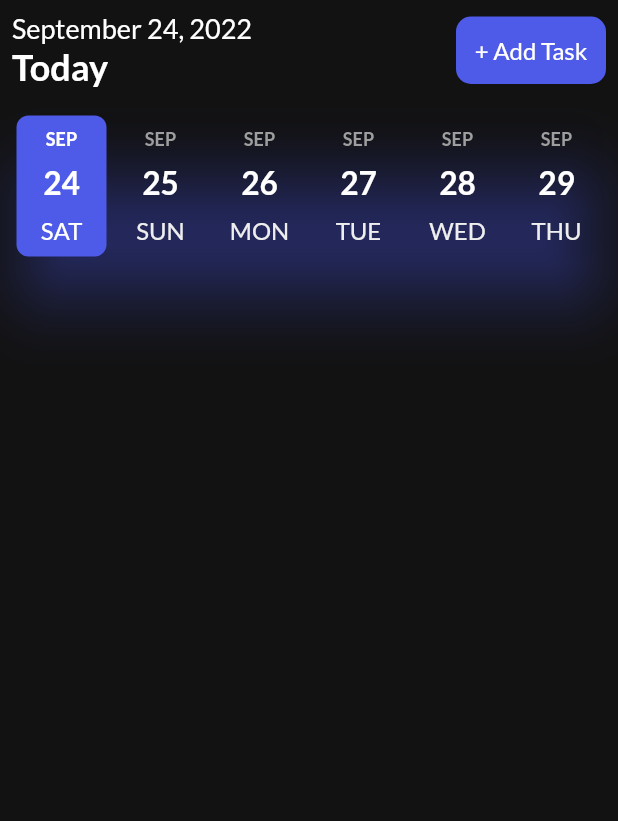
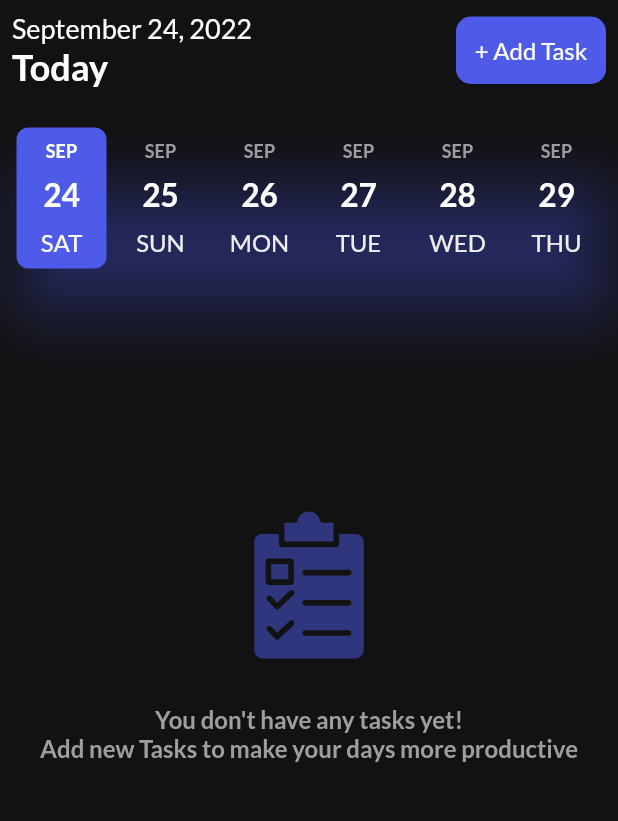
Before and after one commit to MinaFaried3/Time-To-Do, a Flutter app: the screen it shows after launch, on a phone screen of 412 x 824 dp, the part 84-905 px from its top. Run offline on Flutter 3.47's test engine with Material 2 defaults, Android fonts, the phone set to English and light mode, and no system bars; drawn by our look-alikes of date_picker_timeline; our stand-ins replace equatable, flutter_local_notifications, flutter_native_timezone, flutter_staggered_animations, flutter_svg, get and 6 more; accounts and stored records are empty.

Commit message:
show tasks based on specific date

```diff
--- a/lib/core/utils/global/notification/notification_service.dart
+++ b/lib/core/utils/global/notification/notification_service.dart
@@ -13,10 +13,10 @@ import 'package:todo_clean_architecture/data/model/task_model.dart';
 import '../../../../presentation/screens/notification_screen.dart';
 
 class NotificationService extends Equatable {
-  FlutterLocalNotificationsPlugin flutterLocalNotificationsPlugin =
+  final FlutterLocalNotificationsPlugin flutterLocalNotificationsPlugin =
       FlutterLocalNotificationsPlugin();
 
-  String selectedNotificationPayload = '';
+  final String selectedNotificationPayload = '';
 
   final BehaviorSubject<String> selectNotificationSubject =
       BehaviorSubject<String>();
@@ -57,7 +57,9 @@ class NotificationService extends Equatable {
     printK('doing test');
     var androidPlatformChannelSpecifics = const AndroidNotificationDetails(
         'your channel id', 'your channel name',
-        importance: Importance.max, priority: Priority.high);
+        channelDescription: 'your channel description',
+        importance: Importance.max,
+        priority: Priority.high);
     var iOSPlatformChannelSpecifics = const IOSNotificationDetails();
     var platformChannelSpecifics = NotificationDetails(
         android: androidPlatformChannelSpecifics,
@@ -79,8 +81,9 @@ class NotificationService extends Equatable {
       //tz.TZDateTime.now(tz.local).add(const Duration(seconds: 5)),
       _nextInstanceOfTenAM(hour, minutes),
       const NotificationDetails(
-        android:
-            AndroidNotificationDetails('your channel id', 'your channel name'),
+        android: AndroidNotificationDetails(
+            'your channel id', 'your channel name',
+            channelDescription: 'your channel description'),
       ),
       androidAllowWhileIdle: true,
       uiLocalNotificationDateInterpretation:
@@ -166,5 +169,6 @@ class NotificationService extends Equatable {
   }
 
   @override
-  List<Object> get props => [selectNotificationSubject];
+  List<Object> get props =>
+      [selectNotificationSubject, selectedNotificationPayload];
 }
--- a/lib/presentation/components/home_screen_widgets/date_piker_bar.dart
+++ b/lib/presentation/components/home_screen_widgets/date_piker_bar.dart
@@ -1,7 +1,10 @@
 import 'package:date_picker_timeline/date_picker_widget.dart';
 import 'package:flutter/material.dart';
+import 'package:get/get.dart';
 import 'package:get/get_core/src/get_main.dart';
 import 'package:get/get_navigation/get_navigation.dart';
+import 'package:todo_clean_architecture/core/services/service_locator.dart';
+import 'package:todo_clean_architecture/presentation/controller/task_controller.dart';
 
 class DatePikerBar extends StatefulWidget {
   const DatePikerBar({Key? key}) : super(key: key);
@@ -11,9 +14,9 @@ class DatePikerBar extends StatefulWidget {
 }
 
 class _DatePikerBarState extends State<DatePikerBar> {
+  TaskController taskController = Get.put(getIt<TaskController>());
   @override
   Widget build(BuildContext context) {
-    var selectedDate = DateTime.now();
     return StatefulBuilder(
       builder: (context, state) => PhysicalModel(
         borderRadius: BorderRadius.circular(20),
@@ -23,20 +26,18 @@ class _DatePikerBarState extends State<DatePikerBar> {
             ? Theme.of(context).primaryColor
             : Theme.of(context).scaffoldBackgroundColor,
         child: DatePicker(
-          selectedDate,
+          DateTime.now(),
           height: 100,
           width: 60,
-          initialSelectedDate: selectedDate,
+          initialSelectedDate: taskController.selectedDate,
           selectedTextColor: Colors.white,
           deactivatedColor: Colors.black,
           selectionColor: Theme.of(context).primaryColor,
           dayTextStyle: Theme.of(context).textTheme.bodyText2!,
           dateTextStyle: Theme.of(context).textTheme.headline4!,
           monthTextStyle: Theme.of(context).textTheme.subtitle2!,
-          onDateChange: (newDate) {
-            state(() {
-              // selectedDate = newDate;
-            });
+          onDateChange: (newDate) async {
+            await taskController.changeSelectedDate(newDate);
           },
         ),
       ),
--- a/lib/presentation/components/home_screen_widgets/no_task.dart
+++ b/lib/presentation/components/home_screen_widgets/no_task.dart
@@ -45,7 +45,7 @@ class NoTasks extends StatelessWidget {
                       height: 50,
                     )
                   : const SizedBox(
-                      height: 100,
+                      height: 200,
                     ),
             ],
           ),
--- a/lib/presentation/components/home_screen_widgets/show_tasks.dart
+++ b/lib/presentation/components/home_screen_widgets/show_tasks.dart
@@ -4,10 +4,11 @@ import 'package:get/get.dart';
 import 'package:get/get_core/src/get_main.dart';
 import 'package:intl/intl.dart';
 import 'package:todo_clean_architecture/core/services/service_locator.dart';
-import 'package:todo_clean_architecture/data/model/task_model.dart';
+import 'package:todo_clean_architecture/presentation/components/home_screen_widgets/no_task.dart';
 import 'package:todo_clean_architecture/presentation/components/task_tile.dart';
 
 import '../../../core/utils/global/notification/notification_service.dart';
+import '../../../data/model/task_model.dart';
 import '../../controller/task_controller.dart';
 import 'bottom_sheet.dart';
 
@@ -19,7 +20,7 @@ class ShowTasks extends StatefulWidget {
 }
 
 class _ShowTasksState extends State<ShowTasks> {
-  final TaskController taskController = Get.put(getIt<TaskController>());
+  TaskController taskController = Get.put(getIt<TaskController>());
 
   late NotificationService notificationService;
   @override
@@ -33,23 +34,24 @@ class _ShowTasksState extends State<ShowTasks> {
   @override
   Widget build(BuildContext context) {
     var themes = Theme.of(context);
-    late DateTime date;
-    late int minute;
-    late int hour;
-    late TaskModel task;
-    return Obx(() => ListView.builder(
+    return Obx(() {
+      if (taskController.tasks.isEmpty) {
+        return const NoTasks();
+      } else {
+        return ListView.builder(
           physics: const NeverScrollableScrollPhysics(),
           shrinkWrap: true,
           itemBuilder: (context, index) {
-            task = taskController.tasks[index];
-            date = DateFormat.jm().parse(task.startTime!);
-            hour = int.parse(
+            TaskModel task = taskController.tasks[index];
+            DateTime date = DateFormat.jm().parse(task.startTime!);
+            int hour = int.parse(
                 DateFormat("HH:mm").format(date).toString().split(':')[0]);
-            minute = int.parse(
+            int minute = int.parse(
                 DateFormat("HH:mm").format(date).toString().split(':')[1]);
-            // printK(" hour is $hour minute is $minute");
-
             notificationService.scheduledNotification(hour, minute, task);
+            if (task.date ==
+                    DateFormat.yMd().format(taskController.selectedDate) ||
+                task.repeat == 'Daily') {
               return AnimationConfiguration.staggeredList(
                 position: index,
                 duration: const Duration(milliseconds: 1200),
@@ -65,8 +67,13 @@ class _ShowTasksState extends State<ShowTasks> {
                   ),
                 ),
               );
+            } else {
+              return SizedBox();
+            }
           },
           itemCount: taskController.tasks.length,
-        ));
+        );
+      }
+    });
   }
 }
--- a/lib/presentation/controller/task_controller.dart
+++ b/lib/presentation/controller/task_controller.dart
@@ -18,6 +18,7 @@ class TaskController extends GetxController {
 
   Future<void> getTasks() async {
     List<Map<String, dynamic>> result = await _getQueryUseCase();
+
     tasks.assignAll(result.map((e) => TaskModel.fromJson(e)).toList());
   }
 
@@ -45,6 +46,7 @@ class TaskController extends GetxController {
     );
 
     int result = await _insertTaskUseCase(task);
+
     await getTasks();
     return result;
   }
@@ -60,4 +62,10 @@ class TaskController extends GetxController {
     await getTasks();
     return result;
   }
+
+  DateTime selectedDate = DateTime.now();
+  Future<void> changeSelectedDate(DateTime newDate) async {
+    selectedDate = newDate;
+    await getTasks();
+  }
 }
--- a/lib/presentation/screens/add_task_screen.dart
+++ b/lib/presentation/screens/add_task_screen.dart
@@ -271,7 +271,6 @@ class _AddTaskScreenState extends State<AddTaskScreen> {
                                 padding: const EdgeInsets.all(10),
                               );
                             }
-                            // Get.back();
                           })
                     ],
                   )
--- a/lib/presentation/screens/home_screen.dart
+++ b/lib/presentation/screens/home_screen.dart
@@ -19,6 +19,7 @@ class HomeScreen extends StatefulWidget {
 
 class _HomeScreenState extends State<HomeScreen> {
   final TaskController taskController = Get.put(getIt<TaskController>());
+
   @override
   void initState() {
     super.initState();
@@ -40,23 +41,37 @@ class _HomeScreenState extends State<HomeScreen> {
           },
         ),
       ),
-      body: Padding(
-        padding: const EdgeInsets.all(8.0),
-        child: SingleChildScrollView(
-          physics: const BouncingScrollPhysics(),
+      body: RefreshIndicator(
+        onRefresh: () async {
+          await taskController.getTasks();
+        },
+        color: Theme.of(context).primaryColor,
+        backgroundColor: Theme.of(context).scaffoldBackgroundColor,
+        child: Stack(
+          children: [
+            SingleChildScrollView(
+              physics: const AlwaysScrollableScrollPhysics(),
               child: Column(
-            children: [
-              TaskBar(),
+                children: const [
+                  Padding(
+                    padding: EdgeInsets.all(8.0),
+                    child: TaskBar(),
+                  ),
                   SizedBox(
                     height: 15,
                   ),
-              DatePikerBar(),
-              SizedBox(
-                height: 15,
+                  Padding(
+                    padding: EdgeInsets.only(left: 8.0),
+                    child: DatePikerBar(),
                   ),
-              ShowTasks()
+                  Padding(
+                    padding: EdgeInsets.only(top: 8.0),
+                    child: ShowTasks(),
+                  )
                 ],
               ),
+            ),
+          ],
         ),
       ),
     );
```
Also changed, not shown: 1 other file. Lines whose indentation alone changed are shown as unchanged.
